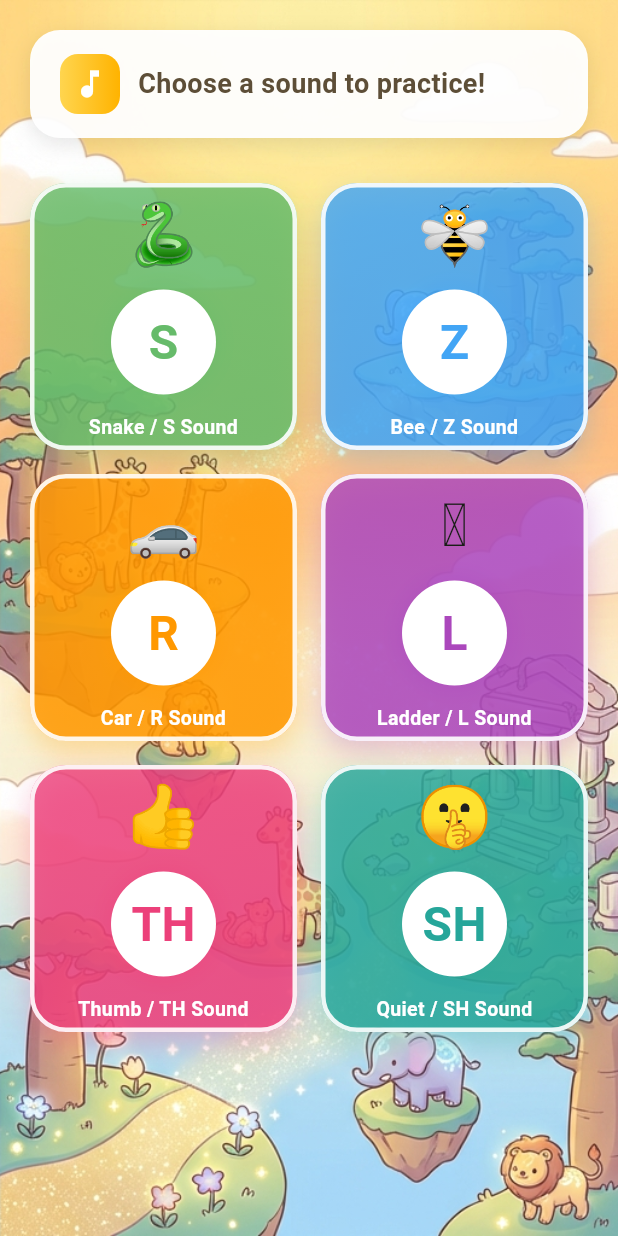
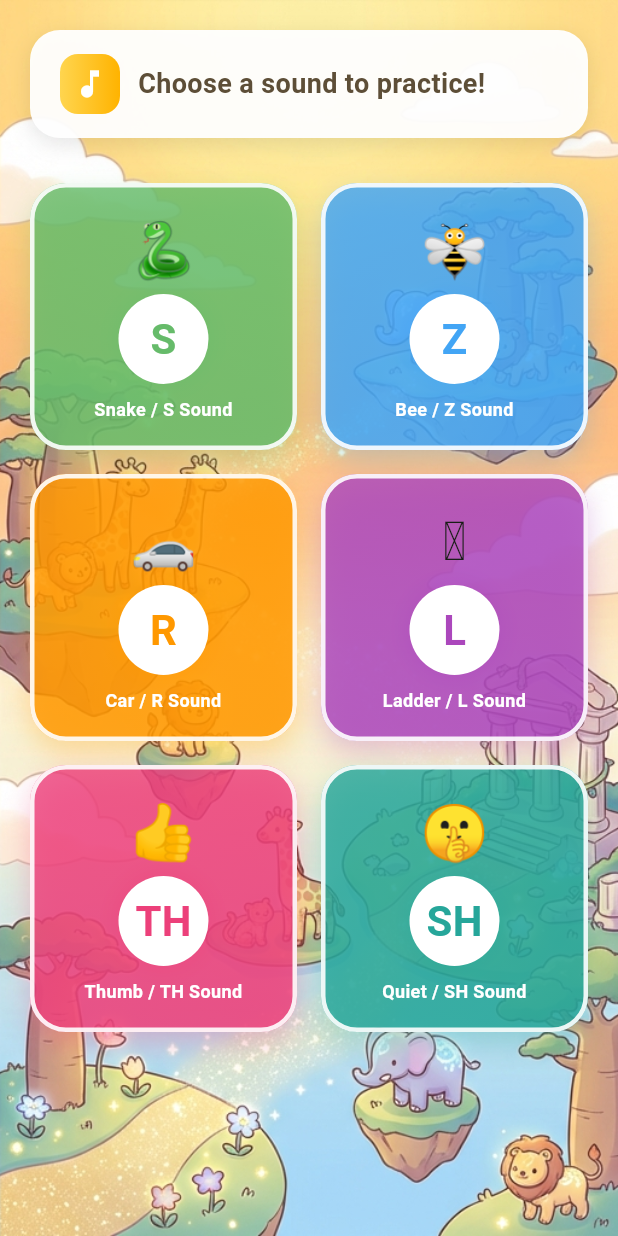
Before and after one commit to StevenBartolome/hci_project, a Flutter app: the SoundSelectionScreen screen opened directly, on a phone screen of 412 x 824 dp. Run offline on Flutter 3.47's test engine with Material 3 defaults, Android fonts, the phone set to English and light mode, and no system bars; our stand-ins replace flutter_svg, flutter_tts, permission_handler; missing offline and left inert: record.

Commit message:
fix overflow issue

```diff
--- a/lib/screens/practice_screen.dart
+++ b/lib/screens/practice_screen.dart
@@ -347,8 +347,12 @@ class _PracticeScreenState extends State<PracticeScreen>
           _isPlaying = false;
         });
 
-        // Start recording
-        await _audioRecorder.start(const RecordConfig(), path: '');
+        // Start recording with a temporary path
+        // The record package will save to cache directory by default
+        await _audioRecorder.start(
+          const RecordConfig(),
+          path: '/data/user/0/com.example.hci_project/cache/temp_recording.m4a',
+        );
 
         // Auto-stop after 3 seconds
         Future.delayed(const Duration(seconds: 3), () {
--- a/lib/screens/sound_selection_screen.dart
+++ b/lib/screens/sound_selection_screen.dart
@@ -1,5 +1,4 @@
 import 'package:flutter/material.dart';
-import 'package:flutter_svg/flutter_svg.dart';
 import 'package:hci_project/widgets/hover_builder.dart';
 import 'practice_screen.dart';
 
@@ -183,17 +182,19 @@ class SoundSelectionScreen extends StatelessWidget {
                 width: 3,
               ),
             ),
+            child: Padding(
+              padding: const EdgeInsets.all(8.0),
               child: Column(
                 mainAxisAlignment: MainAxisAlignment.center,
                 children: [
                   // Emoji at the top
-                Text(sound['emoji'], style: const TextStyle(fontSize: 40)),
-                const SizedBox(height: 8),
+                  Text(sound['emoji'], style: const TextStyle(fontSize: 36)),
+                  const SizedBox(height: 4),
 
                   // Sound symbol in cheerful circle
                   Container(
-                  width: 70,
-                  height: 70,
+                    width: 60,
+                    height: 60,
                     decoration: BoxDecoration(
                       color: Colors.white,
                       shape: BoxShape.circle,
@@ -209,26 +210,31 @@ class SoundSelectionScreen extends StatelessWidget {
                       child: Text(
                         sound['symbol'],
                         style: TextStyle(
-                        fontSize: 32,
+                          fontSize: 28,
                           fontWeight: FontWeight.bold,
                           color: color,
                         ),
                       ),
                     ),
                   ),
-                const SizedBox(height: 12),
+                  const SizedBox(height: 8),
 
                   // Friendly label
-                Text(
+                  Flexible(
+                    child: Text(
                       sound['name'],
-                  style: TextStyle(
-                    fontSize: 13,
+                      style: const TextStyle(
+                        fontSize: 12,
                         fontWeight: FontWeight.w700,
                         color: Colors.white,
                       ),
                       textAlign: TextAlign.center,
+                      maxLines: 2,
+                      overflow: TextOverflow.ellipsis,
+                    ),
                   ),
                 ],
+              ),
             ),
           ),
         );
--- a/pubspec.yaml
+++ b/pubspec.yaml
@@ -36,7 +36,7 @@ dependencies:
   cupertino_icons: ^1.0.8
   flutter_svg: ^2.0.10
   flutter_tts: ^4.2.0
-  record: ^5.1.2
+  record: 5.1.0
   permission_handler: ^11.3.1
 
 dev_dependencies:
@@ -49,6 +49,9 @@ dev_dependencies:
   # package. See that file for information about deactivating specific lint
   # rules and activating additional ones.
   flutter_lints: ^5.0.0
+
+dependency_overrides:
+  record_platform_interface: 1.0.0
 
 # For information on the generic Dart part of this file, see the
 # following page: https://dart.dev/tools/pub/pubspec
```
Also changed, not shown: pubspec.lock. Lines whose indentation alone changed are shown as unchanged.
